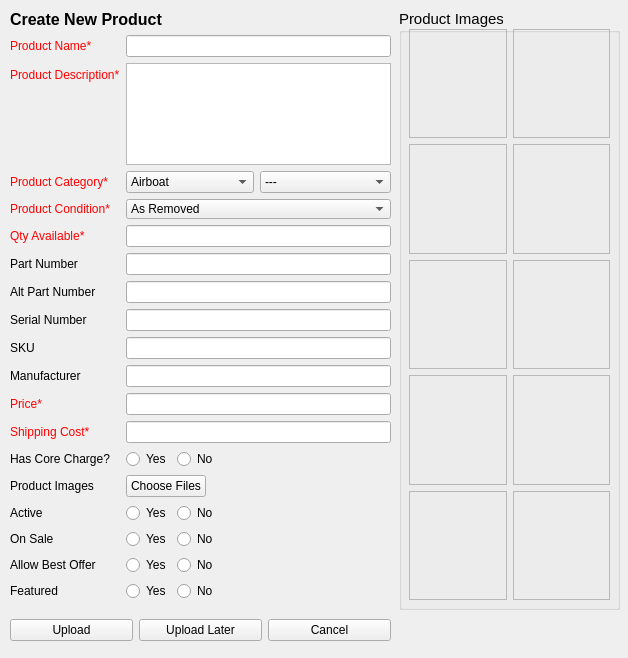
jwfraustro/laughing-waddle, file new_product_widget.ui: the form before one commit.
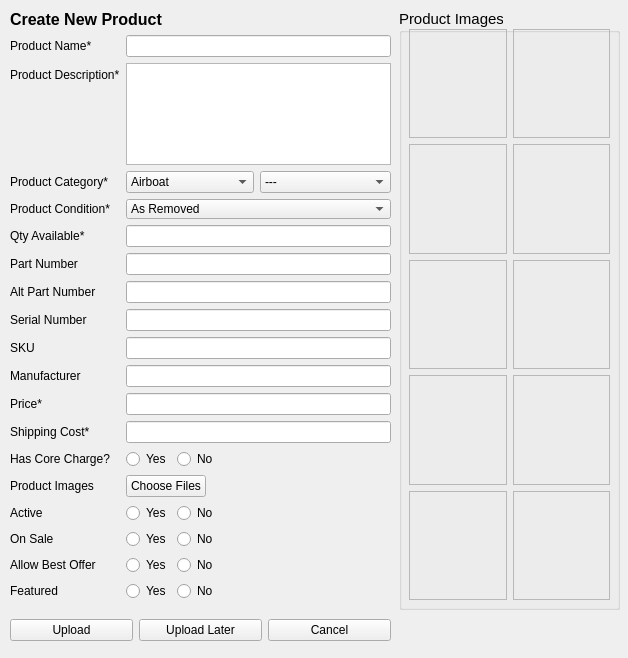
The form after the commit.

Patch:
```diff
--- a/new_product_widget.ui
+++ b/new_product_widget.ui
@@ -59,9 +59,6 @@
      <layout class="QFormLayout" name="formLayout">
       <item row="0" column="0">
        <widget class="QLabel" name="name_lbl">
-        <property name="styleSheet">
-         <string notr="true">color: rgb(255, 0, 0);</string>
-        </property>
         <property name="text">
          <string>Product Name*</string>
         </property>
@@ -72,9 +69,6 @@
       </item>
       <item row="1" column="0">
        <widget class="QLabel" name="desc_lbl">
-        <property name="styleSheet">
-         <string notr="true">color: rgb(255, 0, 0);</string>
-        </property>
         <property name="text">
          <string>Product Description*</string>
         </property>
@@ -89,9 +83,6 @@
       </item>
       <item row="2" column="0">
        <widget class="QLabel" name="cat_lbl">
-        <property name="styleSheet">
-         <string notr="true">color: rgb(255, 0, 0);</string>
-        </property>
         <property name="text">
          <string>Product Category*</string>
         </property>
@@ -533,9 +524,6 @@
       </item>
       <item row="3" column="0">
        <widget class="QLabel" name="cond_lbl">
-        <property name="styleSheet">
-         <string notr="true">color: rgb(255, 0, 0);</string>
-        </property>
         <property name="text">
          <string>Product Condition*</string>
         </property>
@@ -611,7 +599,7 @@
       <item row="4" column="0">
        <widget class="QLabel" name="qty_lbl">
         <property name="text">
-         <string>&lt;html&gt;&lt;head/&gt;&lt;body&gt;&lt;p&gt;&lt;span style=&quot; color:#ff0000;&quot;&gt;Qty Available*&lt;/span&gt;&lt;/p&gt;&lt;/body&gt;&lt;/html&gt;</string>
+         <string>Qty Available*</string>
         </property>
        </widget>
       </item>
@@ -670,9 +658,6 @@
       </item>
       <item row="10" column="0">
        <widget class="QLabel" name="price_lbl">
-        <property name="styleSheet">
-         <string notr="true">color: rgb(255, 0, 0);</string>
-        </property>
         <property name="text">
          <string>Price*</string>
         </property>
@@ -683,9 +668,6 @@
       </item>
       <item row="11" column="0">
        <widget class="QLabel" name="ship_lbl">
-        <property name="styleSheet">
-         <string notr="true">color: rgb(255, 0, 0);</string>
-        </property>
         <property name="text">
          <string>Shipping Cost*</string>
         </property>
```
Left out of the diff: 345 changed lines with no effect on the pictures.
